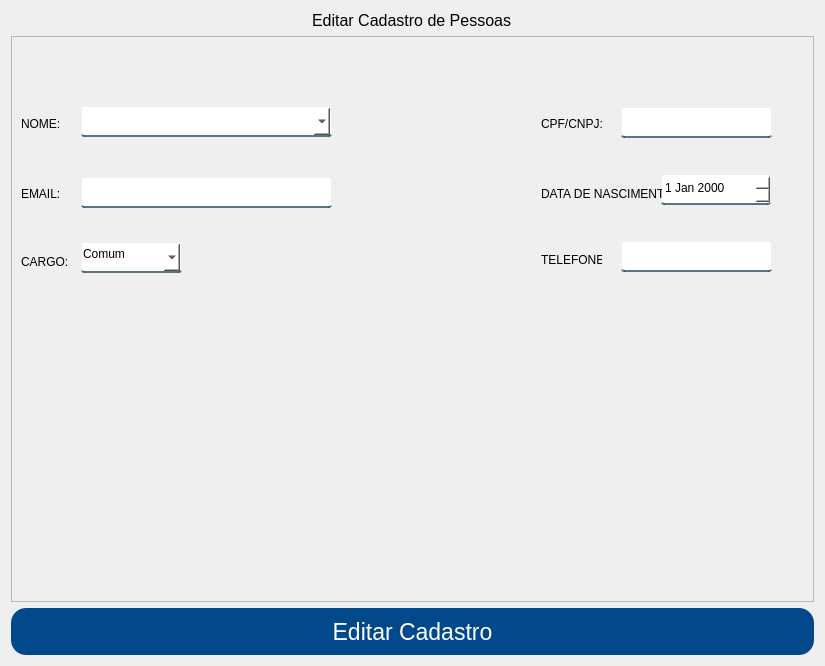
The window that App/view/ui/editarPessoa.ui (Senac-SOR-ADS/Mapa-de-Sala) describes before a commit, drawn with Qt 5.
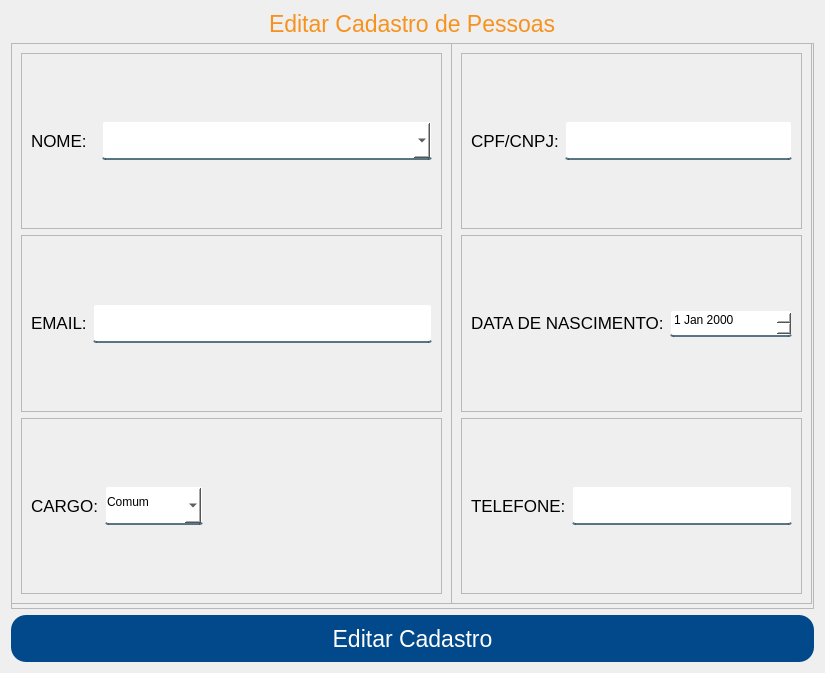
The same window after the commit.

Commit message: Alteração nas telas de editar e cadastros (#198)

Diff of the .ui file:
```diff
--- a/App/view/ui/editarPessoa.ui
+++ b/App/view/ui/editarPessoa.ui
@@ -7,7 +7,7 @@
     <x>0</x>
     <y>0</y>
     <width>821</width>
-    <height>662</height>
+    <height>671</height>
    </rect>
   </property>
   <property name="windowTitle">
@@ -36,14 +36,17 @@
  
 #respostaCadastro {
 	color: red;
+}
+#titulo {
+	color: #f6921e;
 }</string>
   </property>
   <layout class="QVBoxLayout" name="verticalLayout">
    <item alignment="Qt::AlignHCenter|Qt::AlignBottom">
-    <widget class="QLabel" name="label">
+    <widget class="QLabel" name="titulo">
      <property name="font">
       <font>
-       <pointsize>12</pointsize>
+       <pointsize>17</pointsize>
       </font>
      </property>
      <property name="text">
@@ -71,138 +74,124 @@
      <property name="frameShadow">
       <enum>QFrame::Raised</enum>
      </property>
+     <widget class="QFrame" name="frame_2">
+      <property name="geometry">
+       <rect>
+        <x>0</x>
+        <y>0</y>
+        <width>441</width>
+        <height>561</height>
+       </rect>
+      </property>
+      <property name="frameShape">
+       <enum>QFrame::StyledPanel</enum>
+      </property>
+      <property name="frameShadow">
+       <enum>QFrame::Raised</enum>
+      </property>
+      <layout class="QVBoxLayout" name="verticalLayout_2">
+       <item>
+        <widget class="QFrame" name="frame_3">
+         <property name="frameShape">
+          <enum>QFrame::StyledPanel</enum>
+         </property>
+         <property name="frameShadow">
+          <enum>QFrame::Raised</enum>
+         </property>
+         <layout class="QHBoxLayout" name="horizontalLayout">
+          <item alignment="Qt::AlignVCenter">
      <widget class="QLabel" name="label_2">
-      <property name="geometry">
-       <rect>
-        <x>10</x>
-        <y>80</y>
-        <width>41</width>
-        <height>16</height>
-       </rect>
+            <property name="font">
+             <font>
+              <pointsize>13</pointsize>
+             </font>
       </property>
       <property name="text">
        <string>NOME:</string>
       </property>
      </widget>
-     <widget class="QLabel" name="label_3">
-      <property name="geometry">
-       <rect>
-        <x>530</x>
-        <y>80</y>
-        <width>61</width>
-        <height>16</height>
-       </rect>
-      </property>
-      <property name="text">
-       <string>CPF/CNPJ:</string>
-      </property>
-     </widget>
+          </item>
+          <item>
+           <widget class="QComboBox" name="nomePessoas">
+            <property name="minimumSize">
+             <size>
+              <width>330</width>
+              <height>39</height>
+             </size>
+            </property>
+            <property name="cursor">
+             <cursorShape>PointingHandCursor</cursorShape>
+            </property>
+            <property name="editable">
+             <bool>true</bool>
+            </property>
+           </widget>
+          </item>
+         </layout>
+        </widget>
+       </item>
+       <item>
+        <widget class="QFrame" name="frame_4">
+         <property name="frameShape">
+          <enum>QFrame::StyledPanel</enum>
+         </property>
+         <property name="frameShadow">
+          <enum>QFrame::Raised</enum>
+         </property>
+         <layout class="QHBoxLayout" name="horizontalLayout_2">
+          <item alignment="Qt::AlignVCenter">
      <widget class="QLabel" name="label_4">
-      <property name="geometry">
-       <rect>
-        <x>10</x>
-        <y>150</y>
-        <width>41</width>
-        <height>16</height>
-       </rect>
+            <property name="font">
+             <font>
+              <pointsize>13</pointsize>
+             </font>
       </property>
       <property name="text">
        <string>EMAIL:</string>
       </property>
      </widget>
-     <widget class="QLabel" name="label_6">
-      <property name="geometry">
-       <rect>
-        <x>530</x>
-        <y>150</y>
-        <width>121</width>
-        <height>16</height>
-       </rect>
-      </property>
-      <property name="text">
-       <string>DATA DE NASCIMENTO:</string>
-      </property>
-     </widget>
+          </item>
+          <item>
+           <widget class="QLineEdit" name="email">
+            <property name="minimumSize">
+             <size>
+              <width>330</width>
+              <height>39</height>
+             </size>
+            </property>
+           </widget>
+          </item>
+         </layout>
+        </widget>
+       </item>
+       <item>
+        <widget class="QFrame" name="frame_5">
+         <property name="frameShape">
+          <enum>QFrame::StyledPanel</enum>
+         </property>
+         <property name="frameShadow">
+          <enum>QFrame::Raised</enum>
+         </property>
+         <layout class="QHBoxLayout" name="horizontalLayout_3">
+          <item alignment="Qt::AlignVCenter">
      <widget class="QLabel" name="label_5">
-      <property name="geometry">
-       <rect>
-        <x>10</x>
-        <y>216</y>
-        <width>55</width>
-        <height>20</height>
-       </rect>
+            <property name="font">
+             <font>
+              <pointsize>13</pointsize>
+             </font>
       </property>
       <property name="text">
        <string>CARGO:</string>
       </property>
      </widget>
-     <widget class="QLabel" name="label_7">
-      <property name="geometry">
-       <rect>
-        <x>530</x>
-        <y>213</y>
-        <width>61</width>
-        <height>21</height>
-       </rect>
-      </property>
-      <property name="text">
-       <string>TELEFONE:</string>
-      </property>
-     </widget>
-     <widget class="QLineEdit" name="cpfCnpj">
-      <property name="geometry">
-       <rect>
-        <x>610</x>
-        <y>71</y>
-        <width>151</width>
-        <height>31</height>
-       </rect>
-      </property>
-     </widget>
-     <widget class="QLineEdit" name="email">
-      <property name="geometry">
-       <rect>
-        <x>70</x>
-        <y>141</y>
-        <width>251</width>
-        <height>31</height>
-       </rect>
-      </property>
-     </widget>
-     <widget class="QDateEdit" name="dataDeNascimento">
-      <property name="geometry">
-       <rect>
-        <x>650</x>
-        <y>138</y>
-        <width>110</width>
-        <height>31</height>
-       </rect>
-      </property>
-      <property name="cursor">
-       <cursorShape>PointingHandCursor</cursorShape>
-      </property>
-      <property name="alignment">
-       <set>Qt::AlignBottom|Qt::AlignLeading|Qt::AlignLeft</set>
-      </property>
-     </widget>
-     <widget class="QLineEdit" name="telefone">
-      <property name="geometry">
-       <rect>
-        <x>610</x>
-        <y>205</y>
-        <width>151</width>
-        <height>31</height>
-       </rect>
-      </property>
-     </widget>
+          </item>
+          <item>
      <widget class="QComboBox" name="cargo">
-      <property name="geometry">
-       <rect>
-        <x>70</x>
-        <y>206</y>
-        <width>101</width>
-        <height>31</height>
-       </rect>
+            <property name="minimumSize">
+             <size>
+              <width>0</width>
+              <height>39</height>
+             </size>
       </property>
       <property name="cursor">
        <cursorShape>PointingHandCursor</cursorShape>
@@ -231,21 +220,144 @@
        </property>
       </item>
      </widget>
-     <widget class="QComboBox" name="nomePessoas">
+          </item>
+          <item>
+           <spacer name="horizontalSpacer">
+            <property name="orientation">
+             <enum>Qt::Horizontal</enum>
+            </property>
+            <property name="sizeHint" stdset="0">
+             <size>
+              <width>40</width>
+              <height>20</height>
+             </size>
+            </property>
+           </spacer>
+          </item>
+         </layout>
+        </widget>
+       </item>
+      </layout>
+     </widget>
+     <widget class="QFrame" name="frame_6">
       <property name="geometry">
        <rect>
-        <x>70</x>
-        <y>70</y>
-        <width>251</width>
-        <height>31</height>
+        <x>440</x>
+        <y>0</y>
+        <width>361</width>
+        <height>561</height>
        </rect>
       </property>
+      <property name="frameShape">
+       <enum>QFrame::StyledPanel</enum>
+      </property>
+      <property name="frameShadow">
+       <enum>QFrame::Raised</enum>
+      </property>
+      <layout class="QVBoxLayout" name="verticalLayout_3">
+       <item>
+        <widget class="QFrame" name="frame_7">
+         <property name="frameShape">
+          <enum>QFrame::StyledPanel</enum>
+         </property>
+         <property name="frameShadow">
+          <enum>QFrame::Raised</enum>
+         </property>
+         <layout class="QHBoxLayout" name="horizontalLayout_4">
+          <item alignment="Qt::AlignVCenter">
+           <widget class="QLabel" name="label_3">
+            <property name="font">
+             <font>
+              <pointsize>13</pointsize>
+             </font>
+            </property>
+            <property name="text">
+             <string>CPF/CNPJ:</string>
+            </property>
+           </widget>
+          </item>
+          <item>
+           <widget class="QLineEdit" name="cpfCnpj">
+            <property name="minimumSize">
+             <size>
+              <width>0</width>
+              <height>39</height>
+             </size>
+            </property>
+           </widget>
+          </item>
+         </layout>
+        </widget>
+       </item>
+       <item>
+        <widget class="QFrame" name="frame_8">
+         <property name="frameShape">
+          <enum>QFrame::StyledPanel</enum>
+         </property>
+         <property name="frameShadow">
+          <enum>QFrame::Raised</enum>
+         </property>
+         <layout class="QHBoxLayout" name="horizontalLayout_5">
+          <item alignment="Qt::AlignVCenter">
+           <widget class="QLabel" name="label_6">
+            <property name="font">
+             <font>
+              <pointsize>13</pointsize>
+             </font>
+            </property>
+            <property name="text">
+             <string>DATA DE NASCIMENTO:</string>
+            </property>
+           </widget>
+          </item>
+          <item>
+           <widget class="QDateEdit" name="dataDeNascimento">
       <property name="cursor">
        <cursorShape>PointingHandCursor</cursorShape>
       </property>
-      <property name="editable">
-       <bool>true</bool>
-      </property>
+            <property name="alignment">
+             <set>Qt::AlignBottom|Qt::AlignLeading|Qt::AlignLeft</set>
+            </property>
+           </widget>
+          </item>
+         </layout>
+        </widget>
+       </item>
+       <item>
+        <widget class="QFrame" name="frame_9">
+         <property name="frameShape">
+          <enum>QFrame::StyledPanel</enum>
+         </property>
+         <property name="frameShadow">
+          <enum>QFrame::Raised</enum>
+         </property>
+         <layout class="QHBoxLayout" name="horizontalLayout_6">
+          <item alignment="Qt::AlignVCenter">
+           <widget class="QLabel" name="label_7">
+            <property name="font">
+             <font>
+              <pointsize>13</pointsize>
+             </font>
+            </property>
+            <property name="text">
+             <string>TELEFONE:</string>
+            </property>
+           </widget>
+          </item>
+          <item>
+           <widget class="QLineEdit" name="telefone">
+            <property name="minimumSize">
+             <size>
+              <width>0</width>
+              <height>39</height>
+             </size>
+            </property>
+           </widget>
+          </item>
+         </layout>
+        </widget>
+       </item>
+      </layout>
      </widget>
     </widget>
    </item>
```
Lines whose indentation alone changed are shown as unchanged. The commit also changes 11 other files.
